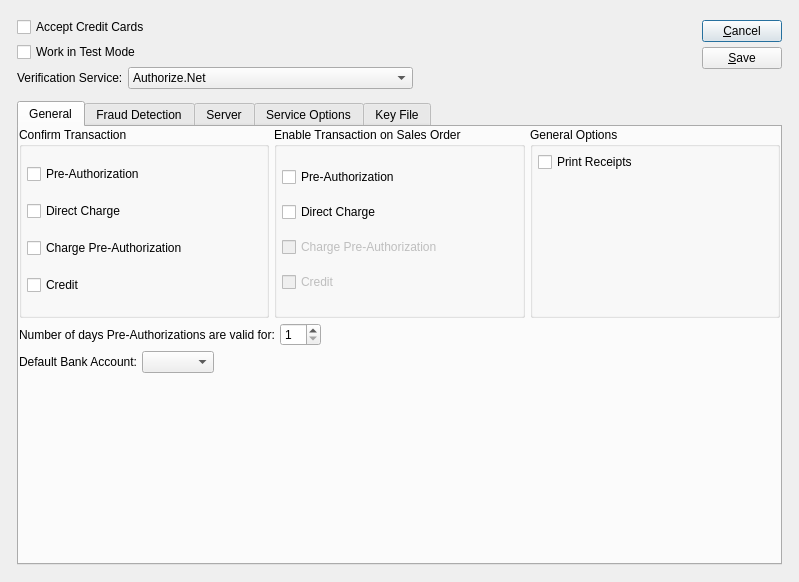
Before: the Qt Designer form xtuple/trunk/guiclient/configureCC.ui in WooodHead/xtuple, drawn with Qt 5.
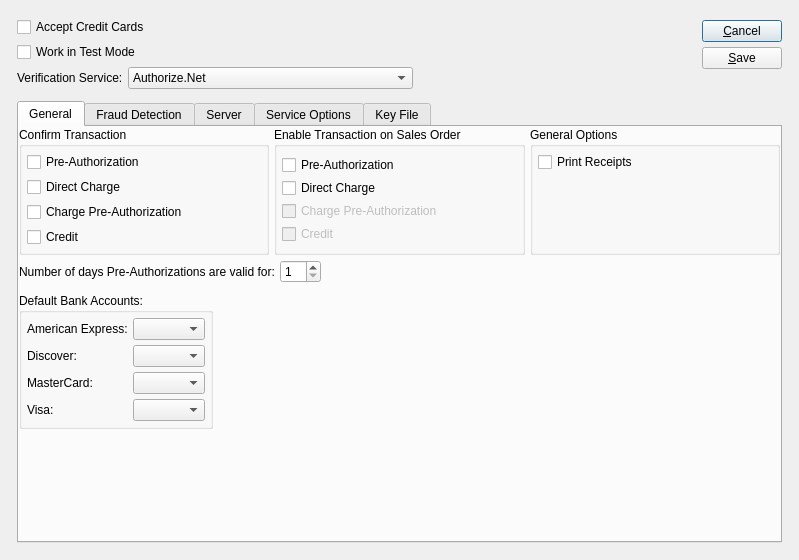
After: the same form once the commit is applied. Custom widgets are drawn as their Qt base class.

Commit message: isue #9782 - client side - replace ccdefaultbank metric with table to associate bank accounts with diff credit card types

```diff
--- a/xtuple/trunk/guiclient/configureCC.ui
+++ b/xtuple/trunk/guiclient/configureCC.ui
@@ -14,7 +14,7 @@
     <x>0</x>
     <y>0</y>
     <width>799</width>
-    <height>582</height>
+    <height>560</height>
    </rect>
   </property>
   <property name="windowTitle">
@@ -348,22 +348,116 @@
             </layout>
            </item>
            <item>
-            <layout class="QHBoxLayout">
-             <property name="spacing">
+            <layout class="QHBoxLayout" name="horizontalLayout_2">
+             <property name="topMargin">
+              <number>5</number>
+             </property>
+             <property name="bottomMargin">
               <number>5</number>
              </property>
              <item>
-              <widget class="QLabel" name="_ccDefaultBankLit">
-               <property name="text">
-                <string>Default Bank Account:</string>
+              <widget class="QGroupBox" name="_ccardBanks">
+               <property name="title">
+                <string>Default Bank Accounts:</string>
                </property>
+               <layout class="QFormLayout" name="formLayout_2">
+                <item row="0" column="0">
+                 <widget class="XLabel" name="_amexBankLit">
+                  <property name="text">
+                   <string>American Express:</string>
+                  </property>
+                  <property name="buddy">
+                   <cstring>_amexBank</cstring>
+                  </property>
+                 </widget>
+                </item>
+                <item row="0" column="1">
+                 <widget class="XComboBox" name="_amexBank">
+                  <property name="allowNull">
+                   <bool>true</bool>
+                  </property>
+                  <property name="nullStr">
+                   <string>[ Don't accept this card ]</string>
+                  </property>
+                  <property name="type">
+                   <enum>XComboBox::ARBankAccounts</enum>
+                  </property>
+                 </widget>
+                </item>
+                <item row="1" column="0">
+                 <widget class="XLabel" name="_discoverBankLit">
+                  <property name="text">
+                   <string>Discover:</string>
+                  </property>
+                  <property name="buddy">
+                   <cstring>_discoverBank</cstring>
+                  </property>
+                 </widget>
+                </item>
+                <item row="1" column="1">
+                 <widget class="XComboBox" name="_discoverBank">
+                  <property name="allowNull">
+                   <bool>true</bool>
+                  </property>
+                  <property name="nullStr">
+                   <string>[ Don't accept this card ]</string>
+                  </property>
+                  <property name="type">
+                   <enum>XComboBox::ARBankAccounts</enum>
+                  </property>
+                 </widget>
+                </item>
+                <item row="2" column="0">
+                 <widget class="XLabel" name="_mastercardBankLit">
+                  <property name="text">
+                   <string>MasterCard:</string>
+                  </property>
+                  <property name="buddy">
+                   <cstring>_mastercardBank</cstring>
+                  </property>
+                 </widget>
+                </item>
+                <item row="2" column="1">
+                 <widget class="XComboBox" name="_mastercardBank">
+                  <property name="allowNull">
+                   <bool>true</bool>
+                  </property>
+                  <property name="nullStr">
+                   <string>[ Don't accept this card ]</string>
+                  </property>
+                  <property name="type">
+                   <enum>XComboBox::ARBankAccounts</enum>
+                  </property>
+                 </widget>
+                </item>
+                <item row="3" column="0">
+                 <widget class="XLabel" name="_visaBankLit">
+                  <property name="text">
+                   <string>Visa:</string>
+                  </property>
+                  <property name="buddy">
+                   <cstring>_visaBank</cstring>
+                  </property>
+                 </widget>
+                </item>
+                <item row="3" column="1">
+                 <widget class="XComboBox" name="_visaBank">
+                  <property name="allowNull">
+                   <bool>true</bool>
+                  </property>
+                  <property name="nullStr">
+                   <string>[ Don't accept this card ]</string>
+                  </property>
+                  <property name="type">
+                   <enum>XComboBox::ARBankAccounts</enum>
+                  </property>
+                 </widget>
+                </item>
+               </layout>
               </widget>
              </item>
              <item>
-              <widget class="XComboBox" name="_ccDefaultBank"/>
-             </item>
-             <item>
-              <spacer name="horizontalSpacer">
+              <spacer name="horizontalSpacer_3">
                <property name="orientation">
                 <enum>Qt::Horizontal</enum>
                </property>
@@ -1396,6 +1490,11 @@
    <extends>QComboBox</extends>
    <header>xcombobox.h</header>
   </customwidget>
+  <customwidget>
+   <class>XLabel</class>
+   <extends>QLabel</extends>
+   <header>xlabel.h</header>
+  </customwidget>
  </customwidgets>
  <tabstops>
   <tabstop>_ccAccept</tabstop>
```
Left out of the diff: 84 changed lines with no effect on the pictures. The commit also changes 4 other files.
